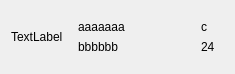
Qt form QQ-Client/MainWidget/MessagePage/MessageListItem.ui (rtomway/Qt-QQ) before a commit.
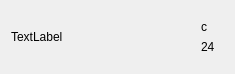
The same form after that commit.

```diff
--- a/QQ-Client/MainWidget/MessagePage/MessageListItem.ui
+++ b/QQ-Client/MainWidget/MessagePage/MessageListItem.ui
@@ -33,14 +33,14 @@
       <item>
        <widget class="QLabel" name="usernameLab">
         <property name="text">
-         <string>aaaaaaa</string>
+         <string/>
         </property>
        </widget>
       </item>
       <item>
        <widget class="QLabel" name="messageLab">
         <property name="text">
-         <string>bbbbbb</string>
+         <string/>
         </property>
        </widget>
       </item>
```
Left out of the diff: 6 changed lines with no effect on the pictures.
